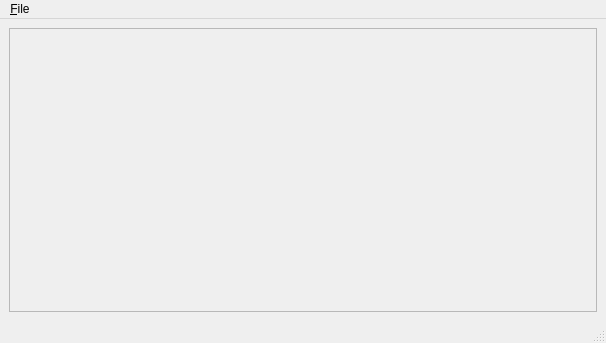
Before: the Qt Designer form src/mdtdevice/mdtDeviceWindow.ui in scandyna/multidiagtools, drawn with Qt 5.
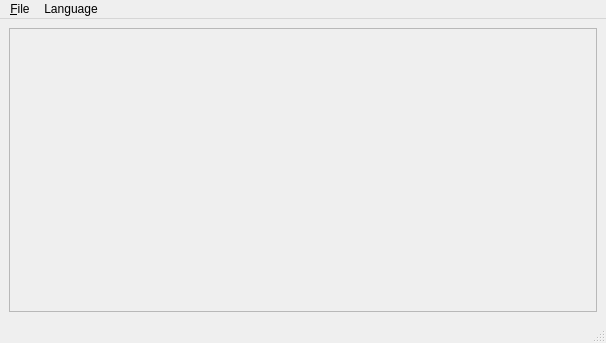
After: the same form once the commit is applied.

What changed in the file:
```diff
--- a/src/mdtdevice/mdtDeviceWindow.ui
+++ b/src/mdtdevice/mdtDeviceWindow.ui
@@ -49,7 +49,13 @@
     </property>
     <addaction name="action_Quit"/>
    </widget>
+   <widget class="QMenu" name="menu_Language">
+    <property name="title">
+     <string>Language</string>
+    </property>
+   </widget>
    <addaction name="menu_File"/>
+   <addaction name="menu_Language"/>
   </widget>
   <widget class="QStatusBar" name="statusbar"/>
   <action name="action_Quit">
```
